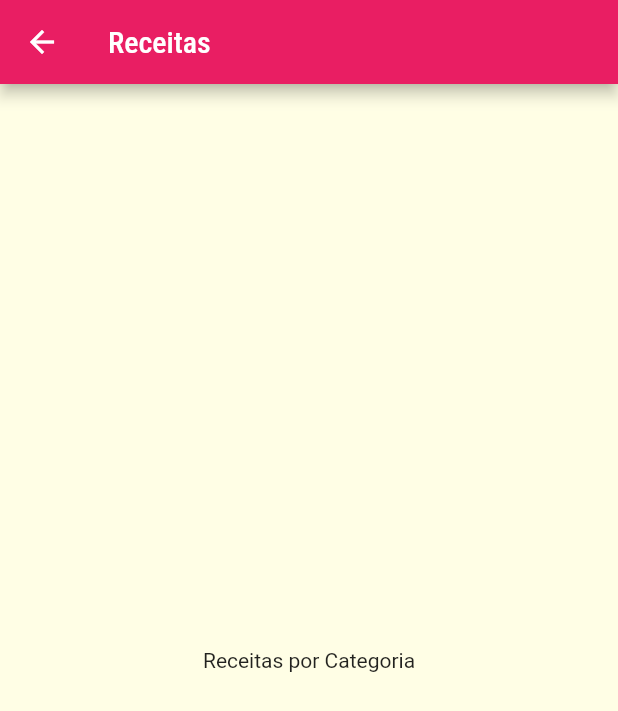
After one commit to elton-costa/meals, a Flutter app: the screen it shows after launch, after a tap on "Italiano", on a phone screen of 412 x 824 dp. The commit adds this screen. Shown: the top 711 px of the screen. Run offline on Flutter 3.47's test engine with Material 2 defaults, Android fonts, the phone set to English and light mode, and no system bars.

Commit message:
Create Navigator in category_item

```diff
--- a/lib/components/category_item.dart
+++ b/lib/components/category_item.dart
@@ -1,14 +1,29 @@
 import 'package:flutter/material.dart';
 import '../models/category.dart';
+import '../screens/categories_meals_screen.dart';
 
 class CategoryItem extends StatelessWidget {
   final Category category;
 
   const CategoryItem(this.category);
 
+  void _selectCategory(BuildContext context) {
+    Navigator.of(context).push(
+      MaterialPageRoute(
+        builder: (_) {
+          return CategoriesMealsScreen();
+        },
+      ),
+    );
+  }
+
   @override
   Widget build(BuildContext context) {
-    return Container(
+    return InkWell(
+      onTap: () => _selectCategory(context),
+      splashColor: Theme.of(context).primaryColor,
+      borderRadius: BorderRadius.circular(15),
+      child: Container(
         padding: const EdgeInsets.all(15),
         child: Text(
           category.title,
@@ -25,6 +40,7 @@
             end: Alignment.bottomRight,
           ),
         ),
+      ),
     );
   }
 }
--- /dev/null
+++ b/lib/screens/categories_meals_screen.dart
@@ -0,0 +1,15 @@
+import 'package:flutter/material.dart';
+
+class CategoriesMealsScreen extends StatelessWidget {
+  @override
+  Widget build(BuildContext context) {
+    return Scaffold(
+      appBar: AppBar(
+        title: Text('Receitas'),
+      ),
+      body: Center(
+        child: Text('Receitas por Categoria'),
+      ),
+    );
+  }
+}
```
Lines whose indentation alone changed are shown as unchanged.
